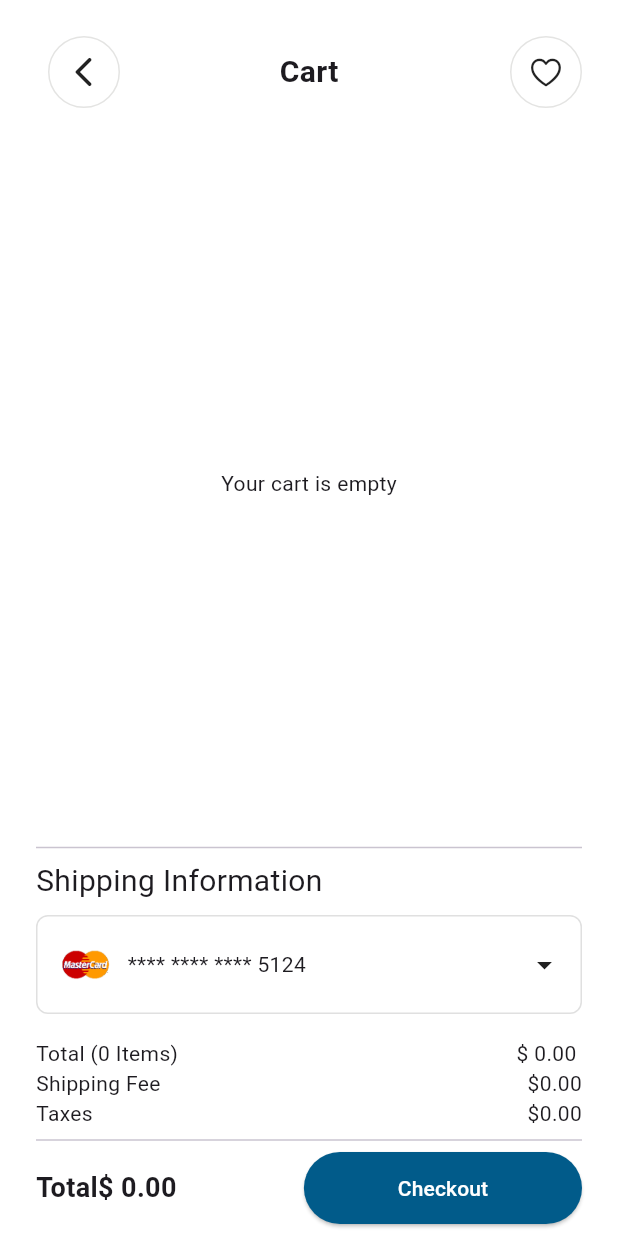
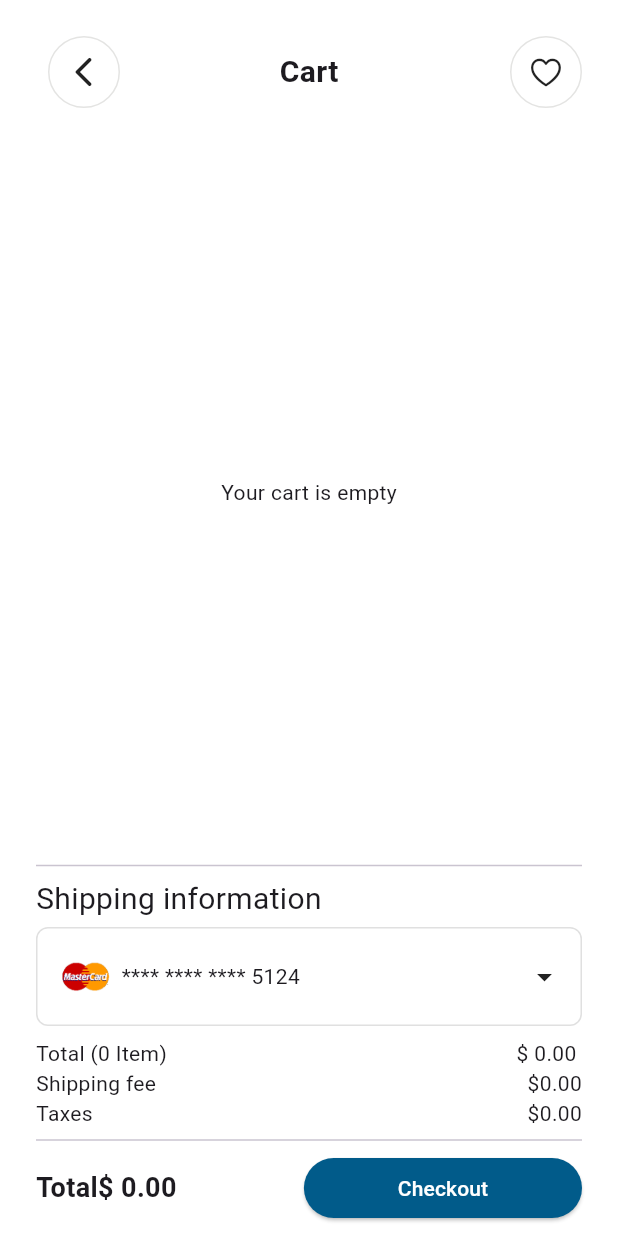
Before and after one commit to MinaaFawzy/MedooApp_NTG-FlutterTask, a Flutter app: the CartPageScreen screen opened directly, on a phone screen of 412 x 824 dp. Run offline on Flutter 3.47's test engine with Material 3 defaults, Android fonts, the phone set to English and light mode, and no system bars; our stand-ins replace carousel_slider, dio, flutter_riverpod, flutter_secure_storage, riverpod, toastification; missing offline and left inert: bottom_bar; accounts and stored records are empty; generated files the repository leaves out were written again; network calls fail.

Commit message:
Add App Screens to make a README file, Add localization to app to support english and arabic

```diff
--- a/lib/src/app/screens/cart_page/cart_page_screen.dart
+++ b/lib/src/app/screens/cart_page/cart_page_screen.dart
@@ -1,5 +1,6 @@
 import 'package:flutter/material.dart';
 import 'package:flutter_riverpod/flutter_riverpod.dart';
+import 'package:modee_e_commerce_app/l10n/app_localizations.dart';
 import 'package:modee_e_commerce_app/src/app/di/providers/bottom_nav_bar_providers.dart';
 import 'package:modee_e_commerce_app/src/app/di/providers/cart_provider.dart';
 import 'package:modee_e_commerce_app/src/app/widgets/cart_item_widget.dart';
@@ -14,6 +15,7 @@ class CartPageScreen extends ConsumerWidget {
   Widget build(BuildContext context, WidgetRef ref) {
     final totalPrice = ref.watch(totalPriceProvider);
     final cartItems = ref.watch(cartProvider);
+    final loc = AppLocalizations.of(context)!;
 
     return Scaffold(
       body: SafeArea(
@@ -46,10 +48,7 @@ class CartPageScreen extends ConsumerWidget {
                     },
                   ),
                   Spacer(),
-                  Text(
-                    'Cart',
-                    style: TextStyle(fontSize: 20, fontWeight: FontWeight.bold),
-                  ),
+                  Text( loc.cart , style: TextStyle(fontSize: 20, fontWeight: FontWeight.bold), ),
                   Spacer(),
                   GestureDetector(
                     child: Container(
@@ -71,7 +70,7 @@ class CartPageScreen extends ConsumerWidget {
             Expanded(
               child:
                   cartItems.isEmpty
-                      ? Center(child: Text('Your cart is empty'))
+                      ? Center(child: Text(loc.yourCartIsEmpty))
                       : ListView.separated(
                         separatorBuilder:
                             (context, index) => SizedBox(height: 8),
--- a/lib/src/app/widgets/categories_widget.dart
+++ b/lib/src/app/widgets/categories_widget.dart
@@ -1,16 +1,19 @@
 import 'package:flutter/material.dart';
+import 'package:modee_e_commerce_app/l10n/app_localizations.dart';
 
 class CategoriesWidget extends StatelessWidget {
   const CategoriesWidget({super.key, required this.categoryList});
 
   final List<String> categoryList;
 
+
   @override
   Widget build(BuildContext context) {
+    final loc = AppLocalizations.of(context)!;
     return Column(
       crossAxisAlignment: CrossAxisAlignment.start,
       children: [
-        Text('Categories', style: TextStyle(fontSize: 20)),
+        Text( loc.categorise, style: TextStyle(fontSize: 20)),
         SizedBox(
           height: MediaQuery.of(context).size.height * 0.12,
           child: ListView.separated(
--- a/lib/src/app/widgets/shopping_info_widget.dart
+++ b/lib/src/app/widgets/shopping_info_widget.dart
@@ -1,4 +1,5 @@
 import 'package:flutter/material.dart';
+import 'package:modee_e_commerce_app/l10n/app_localizations.dart';
 import 'package:modee_e_commerce_app/src/data/utils/app_colors.dart';
 import 'package:modee_e_commerce_app/src/domain/entities/product_model.dart';
 
@@ -14,17 +15,20 @@ class ShoppingInformationWidget extends StatelessWidget {
 
   @override
   Widget build(BuildContext context) {
+
+    final loc = AppLocalizations.of(context)!;
+
     return Padding(
       padding: const EdgeInsets.symmetric(horizontal: 24, vertical: 8),
       child: Column(
         crossAxisAlignment: CrossAxisAlignment.start,
         children: [
           const Divider(),
-          const Text(
-            "Shipping Information",
-            style: TextStyle( fontSize: 20),
+          Text(
+            loc.shippingInformation,
+            style: const TextStyle( fontSize: 20),
           ),
-          const SizedBox(height: 8),
+          const SizedBox(height: 4),
           Container(
             padding: const EdgeInsets.all(12),
             decoration: BoxDecoration(
@@ -34,42 +38,42 @@ class ShoppingInformationWidget extends StatelessWidget {
             child: Row(
               children: const [
                 Image(image: AssetImage("assets/images/mastercard.png"), width: 40, height: 40),
-                SizedBox(width: 8),
+                SizedBox(width: 4),
                 Text("**** **** **** 5124"),
                 Spacer(),
                 Icon(Icons.arrow_drop_down),
               ],
             ),
           ),
-          const SizedBox(height: 16),
+          const SizedBox(height:8),
           Row(
             mainAxisAlignment: MainAxisAlignment.spaceBetween,
             children: [
-              Text("Total (${cartItems.length} Items)"),
+              Text("${loc.total} (${cartItems.length} ${loc.item})"),
 
               Text("\$ ${totalPrice.toStringAsFixed(2)} "),
             ],
           ),
           Row(
             mainAxisAlignment: MainAxisAlignment.spaceBetween,
-            children: const [
-              Text("Shipping Fee"),
-              Text("\$0.00"),
+            children: [
+              Text(loc.shippingFee),
+              const Text("\$0.00"),
             ],
           ),
           Row(
             mainAxisAlignment: MainAxisAlignment.spaceBetween,
-            children: const [
-              Text("Taxes"),
-              Text("\$0.00"),
+            children: [
+              Text(loc.taxes),
+              const Text("\$0.00"),
             ],
           ),
           const Divider(),
           Row(
             mainAxisAlignment: MainAxisAlignment.spaceBetween,
             children: [
-              const Text(
-                "Total",
+               Text(
+                loc.total,
                 style:
                 TextStyle(fontWeight: FontWeight.bold, fontSize: 18),
               ),
@@ -86,12 +90,12 @@ class ShoppingInformationWidget extends StatelessWidget {
                   style: ElevatedButton.styleFrom(
                     backgroundColor: AppColors.buttonColor,
                     foregroundColor: Colors.white,
-                    padding: const EdgeInsets.symmetric(vertical: 14),
+                    padding: const EdgeInsets.symmetric(vertical: 10),
                     shape: RoundedRectangleBorder(
                       borderRadius: BorderRadius.circular(30),
                     ),
                   ),
-                  child: const Text("Checkout"),
+                  child: Text(loc.checkout),
                 ),
               ),
             ],
--- /dev/null
+++ b/lib/src/data/utils/app_localizations.dart
@@ -0,0 +1,42 @@
+import 'package:flutter/material.dart';
+
+class AppLocalizations {
+  final Locale locale;
+
+  AppLocalizations(this.locale);
+
+  static AppLocalizations of(BuildContext context) {
+    return Localizations.of<AppLocalizations>(context, AppLocalizations)!;
+  }
+
+  static const Map<String, Map<String, String>> _localizedValues = {
+    'en': {
+      'products': 'Products',
+      'categories': 'Categories',
+    },
+    'ar': {
+      'products': 'المنتجات',
+      'categories': 'الفئات',
+    },
+  };
+
+  String translate(String key) {
+    return _localizedValues[locale.languageCode]?[key] ??
+        _localizedValues['en']![key]!;
+  }
+}
+
+class AppLocalizationsDelegate extends LocalizationsDelegate<AppLocalizations> {
+  const AppLocalizationsDelegate();
+
+  @override
+  bool isSupported(Locale locale) => ['en', 'ar'].contains(locale.languageCode);
+
+  @override
+  Future<AppLocalizations> load(Locale locale) async {
+    return AppLocalizations(locale);
+  }
+
+  @override
+  bool shouldReload(AppLocalizationsDelegate old) => false;
+}
--- a/pubspec.yaml
+++ b/pubspec.yaml
@@ -53,6 +53,7 @@ dev_dependencies:
   flutter_secure_storage: ^9.2.4
   toastification: ^3.0.3
   bottom_bar: ^2.0.5
+  flutter_localization: ^0.3.3
 
 
   # The "flutter_lints" package below contains a set of recommended lints to
@@ -71,6 +72,7 @@ flutter:
   # The following line ensures that the Material Icons font is
   # included with your application, so that you can use the icons in
   # the material Icons class.
+  generate: true
   uses-material-design: true
 
   # To add assets to your application, add an assets section, like this:
```
Also changed, not shown: lib/l10n/app_ar.arb (added, +22 -0 lines), lib/l10n/app_en.arb (added, +22 -0 lines), lib/main.dart (+16 -10 lines), lib/src/app/screens/home_page/home_page_screen.dart (+8 -5 lines), lib/src/app/screens/nav_bottom_bar/nav_bottom_bar.dart (+7 -5 lines), lib/src/app/screens/product_details/product_details_screen.dart (+9 -6 lines), lib/src/app/widgets/product_item.dart (+5 -2 lines), pubspec.lock.
